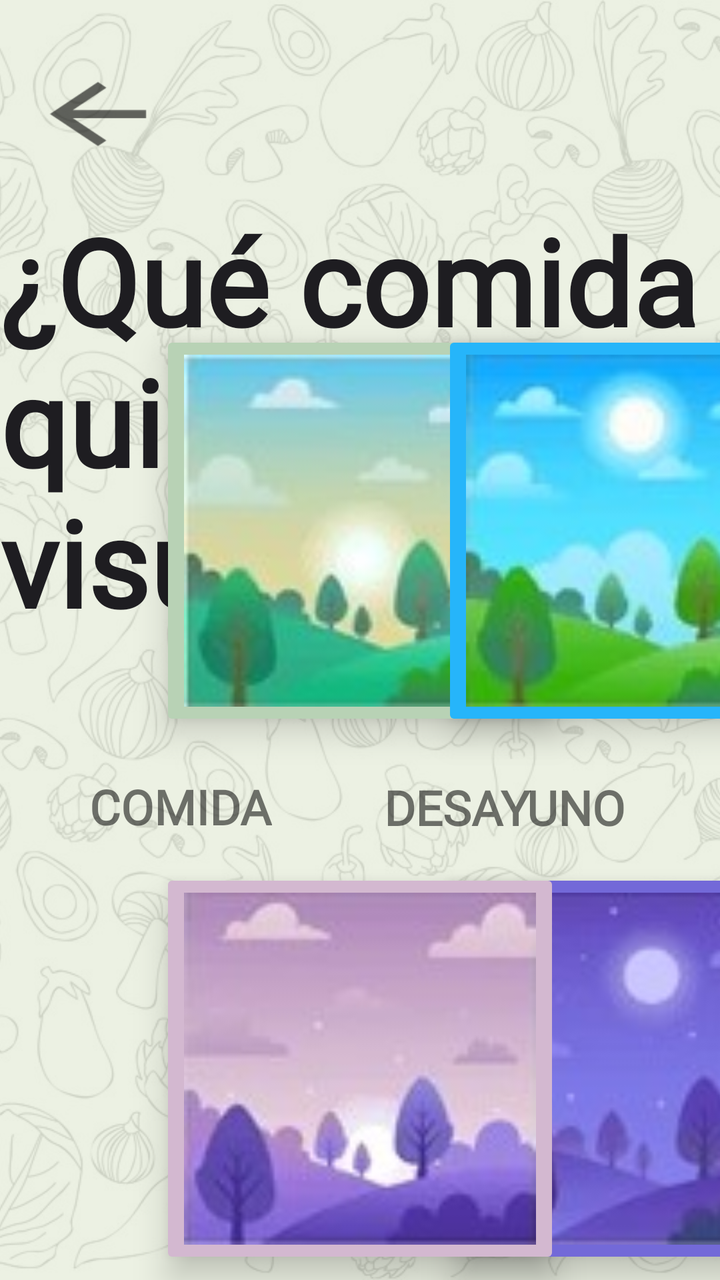
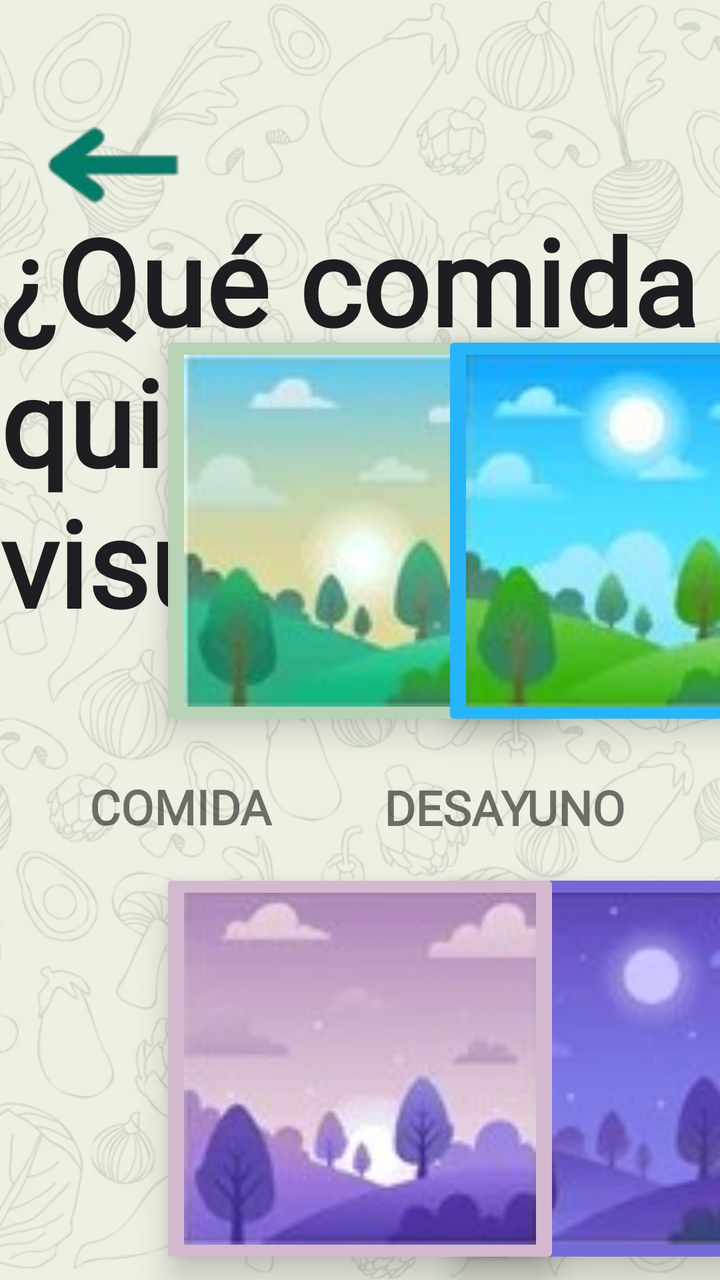

Two renders of the same Android screen: before a commit and after it. Below are the layout's source before the change and the commit's diff.
<!-- AndroidManifest.xml: application theme Theme.DietaAlPlato -->
<!-- res/layout/activity_comidas.xml -->
<?xml version="1.0" encoding="utf-8"?>
<androidx.constraintlayout.widget.ConstraintLayout xmlns:android="http://schemas.android.com/apk/res/android"
    xmlns:app="http://schemas.android.com/apk/res-auto"
    xmlns:tools="http://schemas.android.com/tools"
    android:id="@+id/main"
    android:layout_width="match_parent"
    android:layout_height="match_parent"
    tools:context=".ComidasActivity">

    
    <ImageView
        android:id="@+id/fondo"
        android:layout_width="0dp"
        android:layout_height="0dp"
        android:scaleType="centerCrop"
        android:contentDescription="Fondo"
        app:srcCompat="@drawable/fondo_android"
        app:layout_constraintTop_toTopOf="parent"
        app:layout_constraintBottom_toBottomOf="parent"
        app:layout_constraintStart_toStartOf="parent"
        app:layout_constraintEnd_toEndOf="parent" />

    
    <View
        android:id="@+id/velo"
        android:layout_width="0dp"
        android:layout_height="0dp"
        android:background="#DDE9EFDF"
        app:layout_constraintTop_toTopOf="parent"
        app:layout_constraintBottom_toBottomOf="parent"
        app:layout_constraintStart_toStartOf="parent"
        app:layout_constraintEnd_toEndOf="parent" />


    <TextView
        android:id="@+id/titulo_textview"
        android:layout_width="wrap_content"
        android:layout_height="wrap_content"
        android:layout_marginTop="100dp"
        android:fontFamily="@font/lily_script_one"
        android:textStyle="bold"
        android:textAllCaps="false"
        android:textColor="#1E1D21"
        android:text="¿Qué comida quieres visualizar?"
        android:textSize="60sp"
        app:layout_constraintEnd_toEndOf="parent"
        app:layout_constraintHorizontal_bias="0.501"
        app:layout_constraintStart_toStartOf="parent"
        app:layout_constraintTop_toTopOf="parent" />

    <ImageButton
        android:id="@+id/bttReturn"
        android:layout_width="90dp"
        android:layout_height="66dp"
        android:layout_marginStart="4dp"
        android:layout_marginTop="24dp"
        android:backgroundTint="#00FFFFFF"
        android:onClick="onClickReturn"
        android:scaleX="3"
        android:scaleY="2"
        app:layout_constraintStart_toStartOf="parent"
        app:layout_constraintTop_toTopOf="parent"
        app:srcCompat="?attr/homeAsUpIndicator" />

    <ImageButton
        android:id="@+id/desayuno_boton"
        android:layout_width="200dp"
        android:layout_height="200dp"
        android:layout_marginStart="108dp"
        android:layout_marginTop="8dp"
        android:backgroundTint="#F2A396"
        android:elevation="10dp"
        android:scaleType="fitCenter"
        android:src="@drawable/desayuno"
        app:layout_constraintEnd_toStartOf="@+id/almuerzo_boton"
        app:layout_constraintHorizontal_bias="0.183"
        app:layout_constraintStart_toStartOf="parent"
        app:layout_constraintTop_toTopOf="@+id/almuerzo_boton" />

    <ImageButton
        android:id="@+id/almuerzo_boton"
        android:layout_width="200dp"
        android:layout_height="200dp"
        android:backgroundTint="#B8D2B5"
        android:elevation="10dp"
        android:scaleType="fitCenter"
        android:src="@drawable/almuerzo"
        app:layout_constraintBottom_toBottomOf="parent"
        app:layout_constraintEnd_toEndOf="parent"
        app:layout_constraintStart_toStartOf="parent"
        app:layout_constraintTop_toTopOf="parent"
        app:layout_constraintVertical_bias="0.376" />

    <ImageButton
        android:id="@+id/comida_boton"
        android:layout_width="200dp"
        android:layout_height="200dp"
        android:backgroundTint="#26B5FA"
        android:elevation="10dp"
        android:scaleType="fitCenter"
        android:src="@drawable/comida"
        app:layout_constraintEnd_toEndOf="parent"
        app:layout_constraintHorizontal_bias="0.493"
        app:layout_constraintStart_toEndOf="@+id/almuerzo_boton"
        app:layout_constraintTop_toTopOf="@+id/almuerzo_boton" />

    <ImageButton
        android:id="@+id/merienda_boton"
        android:layout_width="200dp"
        android:layout_height="200dp"
        android:layout_marginBottom="107dp"
        android:backgroundTint="#D0628D"
        android:elevation="10dp"
        android:scaleType="fitCenter"
        android:src="@drawable/merienda"
        app:layout_constraintBottom_toBottomOf="parent"

        app:layout_constraintEnd_toEndOf="@+id/desayuno_boton"
        app:layout_constraintHorizontal_bias="0.0"
        app:layout_constraintStart_toStartOf="@+id/desayuno_boton"
        app:layout_constraintTop_toTopOf="@+id/cena_boton"
        app:layout_constraintVertical_bias="0.0"
        tools:ignore="MissingConstraints" />

    <ImageButton
        android:id="@+id/recena_boton"
        android:layout_width="200dp"
        android:layout_height="200dp"
        android:layout_marginBottom="107dp"
        android:backgroundTint="#7369D8"
        android:elevation="10dp"
        android:scaleType="fitCenter"
        android:src="@drawable/recena"
        app:layout_constraintBottom_toBottomOf="parent"

        app:layout_constraintEnd_toEndOf="@+id/comida_boton"
        app:layout_constraintHorizontal_bias="0.0"
        app:layout_constraintStart_toStartOf="@+id/comida_boton"
        app:layout_constraintTop_toTopOf="@+id/cena_boton"
        app:layout_constraintVertical_bias="0.0"
        tools:ignore="MissingConstraints" />

    <ImageButton
        android:id="@+id/cena_boton"
        android:layout_width="200dp"
        android:layout_height="200dp"
        android:layout_marginTop="69dp"
        android:layout_marginBottom="107dp"
        android:backgroundTint="#D3B8D0"
        android:elevation="10dp"
        android:scaleType="fitCenter"
        android:src="@drawable/cena"
        app:layout_constraintBottom_toBottomOf="parent"

        app:layout_constraintEnd_toEndOf="@+id/almuerzo_boton"
        app:layout_constraintHorizontal_bias="0.0"
        app:layout_constraintStart_toStartOf="@+id/almuerzo_boton"
        app:layout_constraintTop_toBottomOf="@+id/almuerzo_boton"
        app:layout_constraintVertical_bias="0.0"
        tools:ignore="MissingConstraints" />

    <TextView
        android:id="@+id/desayuno_textview"
        android:layout_width="wrap_content"
        android:layout_height="wrap_content"
        android:layout_marginStart="192dp"
        android:layout_marginTop="14dp"
        android:layout_marginBottom="14dp"
        android:fontFamily="@font/alfa_slab_one"
        android:text="DESAYUNO"
        android:textSize="24sp"
        android:textStyle="bold"
        app:layout_constraintBottom_toTopOf="@+id/merienda_boton"
        app:layout_constraintStart_toStartOf="parent"
        app:layout_constraintTop_toBottomOf="@+id/desayuno_boton"
        app:layout_constraintVertical_bias="0.0" />

    <TextView
        android:id="@+id/almuerzo_textview"
        android:layout_width="wrap_content"
        android:layout_height="wrap_content"
        android:layout_marginTop="14dp"
        android:layout_marginEnd="260dp"
        android:layout_marginBottom="14dp"
        android:fontFamily="@font/alfa_slab_one"
        android:text="ALMUERZO"
        android:textSize="24sp"
        android:textStyle="bold"
        app:layout_constraintBottom_toTopOf="@+id/cena_boton"
        app:layout_constraintEnd_toStartOf="@+id/comida_textview"
        app:layout_constraintTop_toBottomOf="@+id/almuerzo_boton"
        app:layout_constraintVertical_bias="0.888" />

    <TextView
        android:id="@+id/comida_textview"
        android:layout_width="wrap_content"
        android:layout_height="wrap_content"
        android:layout_marginTop="14dp"
        android:layout_marginEnd="224dp"
        android:layout_marginBottom="14dp"
        android:fontFamily="@font/alfa_slab_one"
        android:text="COMIDA"
        android:textSize="24sp"
        android:textStyle="bold"
        app:layout_constraintBottom_toTopOf="@+id/recena_boton"
        app:layout_constraintEnd_toEndOf="parent"
        app:layout_constraintTop_toBottomOf="@+id/comida_boton"
        app:layout_constraintVertical_bias="0.888" />

    <TextView
        android:id="@+id/merienda_textview"
        android:layout_width="wrap_content"
        android:layout_height="wrap_content"
        android:layout_marginStart="192dp"
        android:layout_marginTop="20dp"
        android:fontFamily="@font/alfa_slab_one"
        android:text="MERIENDA"
        android:textSize="24sp"
        android:textStyle="bold"
        app:layout_constraintBottom_toBottomOf="@+id/cena_textview"
        app:layout_constraintStart_toStartOf="parent"
        app:layout_constraintTop_toBottomOf="@+id/merienda_boton"
        app:layout_constraintVertical_bias="1.0" />

    <TextView
        android:id="@+id/cena_textview"
        android:layout_width="wrap_content"
        android:layout_height="wrap_content"
        android:layout_marginStart="267dp"
        android:layout_marginTop="24dp"
        android:layout_marginEnd="283dp"
        android:fontFamily="@font/alfa_slab_one"
        android:text="CENA"
        android:textSize="24sp"
        android:textStyle="bold"
        app:layout_constraintEnd_toStartOf="@+id/recena_textview"
        app:layout_constraintHorizontal_bias="1.0"
        app:layout_constraintStart_toEndOf="@+id/merienda_textview"
        app:layout_constraintTop_toBottomOf="@+id/cena_boton" />

    <TextView
        android:id="@+id/recena_textview"
        android:layout_width="wrap_content"
        android:layout_height="wrap_content"
        android:layout_marginTop="14dp"
        android:layout_marginEnd="224dp"
        android:fontFamily="@font/alfa_slab_one"
        android:text="RE-CENA"
        android:textSize="24sp"
        android:textStyle="bold"
        app:layout_constraintBottom_toBottomOf="@+id/cena_textview"
        app:layout_constraintEnd_toEndOf="parent"
        app:layout_constraintTop_toBottomOf="@+id/recena_boton"
        app:layout_constraintVertical_bias="0.714" />

</androidx.constraintlayout.widget.ConstraintLayout>
<!-- resources referenced by this layout -->
<resources>
  <!-- drawable almuerzo: jpg bitmap (drawable, 3741 bytes) -->
  <!-- drawable cena: jpg bitmap (drawable, 3443 bytes) -->
  <!-- drawable comida: jpg bitmap (drawable, 3839 bytes) -->
  <!-- drawable desayuno: jpg bitmap (drawable, 3479 bytes) -->
  <!-- drawable fondo_android: png bitmap (drawable, 156043 bytes) -->
  <!-- drawable merienda: jpg bitmap (drawable, 3399 bytes) -->
  <!-- drawable recena: jpg bitmap (drawable, 3217 bytes) -->
  <style name="Theme.DietaAlPlato" parent="Theme.MaterialComponents.DayNight.DarkActionBar">
          
          <item name="colorPrimary">@color/purple_500</item>
          <item name="colorPrimaryVariant">@color/purple_700</item>
          <item name="colorOnPrimary">@color/white</item>
          
          <item name="colorSecondary">@color/teal_200</item>
          <item name="colorSecondaryVariant">@color/teal_700</item>
          <item name="colorOnSecondary">@color/black</item>
          
          <item name="android:statusBarColor">?attr/colorPrimaryVariant</item>
          
          <item name="windowActionBar">false</item>
          <item name="windowNoTitle">true</item>
  
      </style>
  <color name="purple_500">#FF6200EE</color>
  <color name="purple_700">#FF3700B3</color>
  <color name="white">#FFFFFFFF</color>
  <color name="teal_200">#FF03DAC5</color>
  <color name="teal_700">#FF018786</color>
  <color name="black">#FF000000</color>
</resources>

<!-- the commit's change to res/layout/activity_comidas.xml (unified diff, before → after) -->
@@ -49,18 +49,17 @@
         app:layout_constraintTop_toTopOf="parent" />
 
     <ImageButton
-        android:id="@+id/bttReturn"
-        android:layout_width="90dp"
-        android:layout_height="66dp"
-        android:layout_marginStart="4dp"
-        android:layout_marginTop="24dp"
+        android:id="@+id/return_button"
+        android:layout_width="110dp"
+        android:layout_height="99dp"
+        android:layout_marginTop="28dp"
         android:backgroundTint="#00FFFFFF"
-        android:onClick="onClickReturn"
-        android:scaleX="3"
-        android:scaleY="2"
-        app:layout_constraintStart_toStartOf="parent"
-        app:layout_constraintTop_toTopOf="parent"
-        app:srcCompat="?attr/homeAsUpIndicator" />
+        android:onClick="onClickBackNavigation"
+        app:layout_constraintEnd_toEndOf="parent"
+        app:layout_constraintHorizontal_bias="0.005"
+        app:layout_constraintStart_toStartOf="parent"
+        app:layout_constraintTop_toTopOf="parent"
+        app:srcCompat="@drawable/gobacksinfondo" />
 
     <ImageButton
         android:id="@+id/desayuno_boton"
<!-- resource entries referenced after the edit -->
@@ -5,6 +5,7 @@
   <!-- drawable comida: jpg bitmap (drawable, 3839 bytes) -->
   <!-- drawable desayuno: jpg bitmap (drawable, 3479 bytes) -->
   <!-- drawable fondo_android: png bitmap (drawable, 156043 bytes) -->
+  <!-- drawable gobacksinfondo: png bitmap (drawable, 8881 bytes) -->
   <!-- drawable merienda: jpg bitmap (drawable, 3399 bytes) -->
   <!-- drawable recena: jpg bitmap (drawable, 3217 bytes) -->
   <style name="Theme.DietaAlPlato" parent="Theme.MaterialComponents.DayNight.DarkActionBar">
